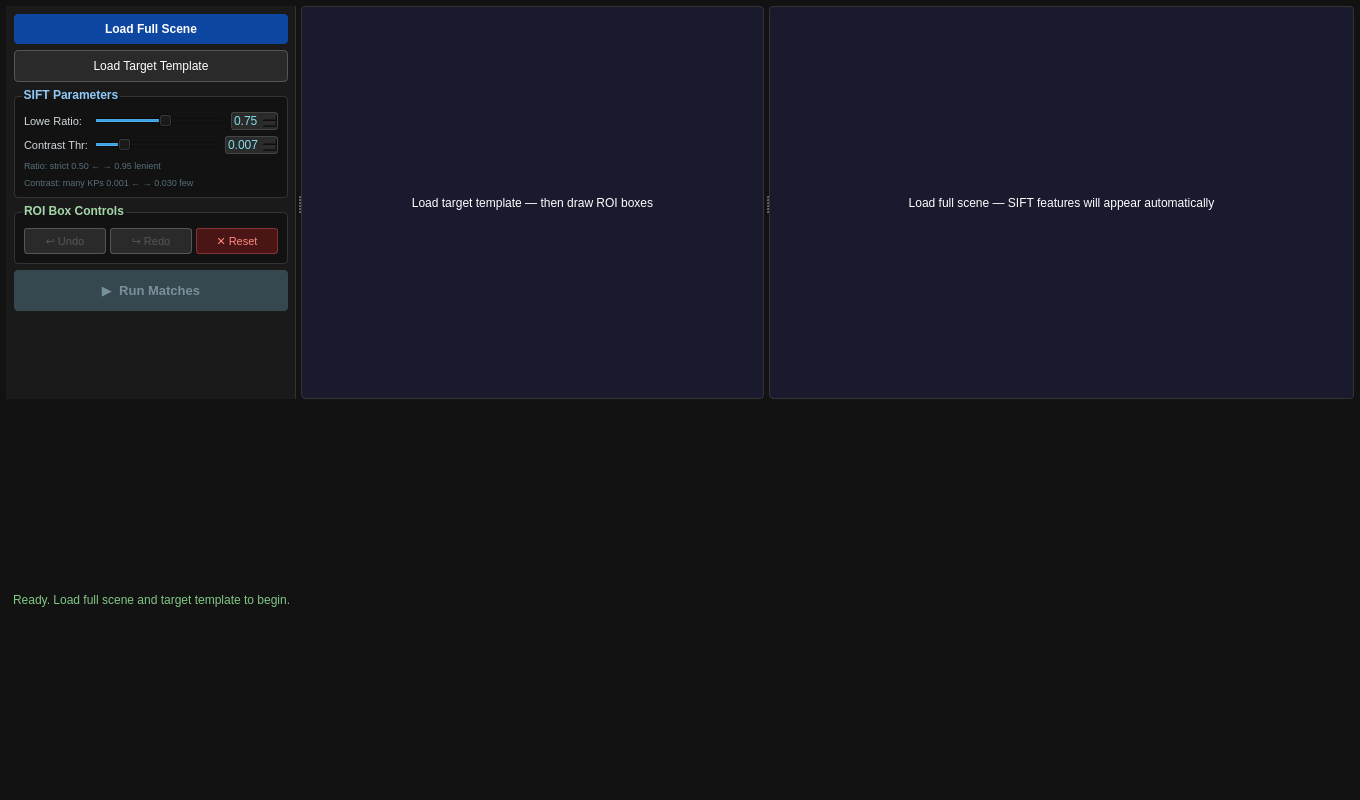
Before: the Qt Designer form src/mainwindow.ui in Ahmedloay2/Feature-Detection-And-Matching, drawn with Qt 5.
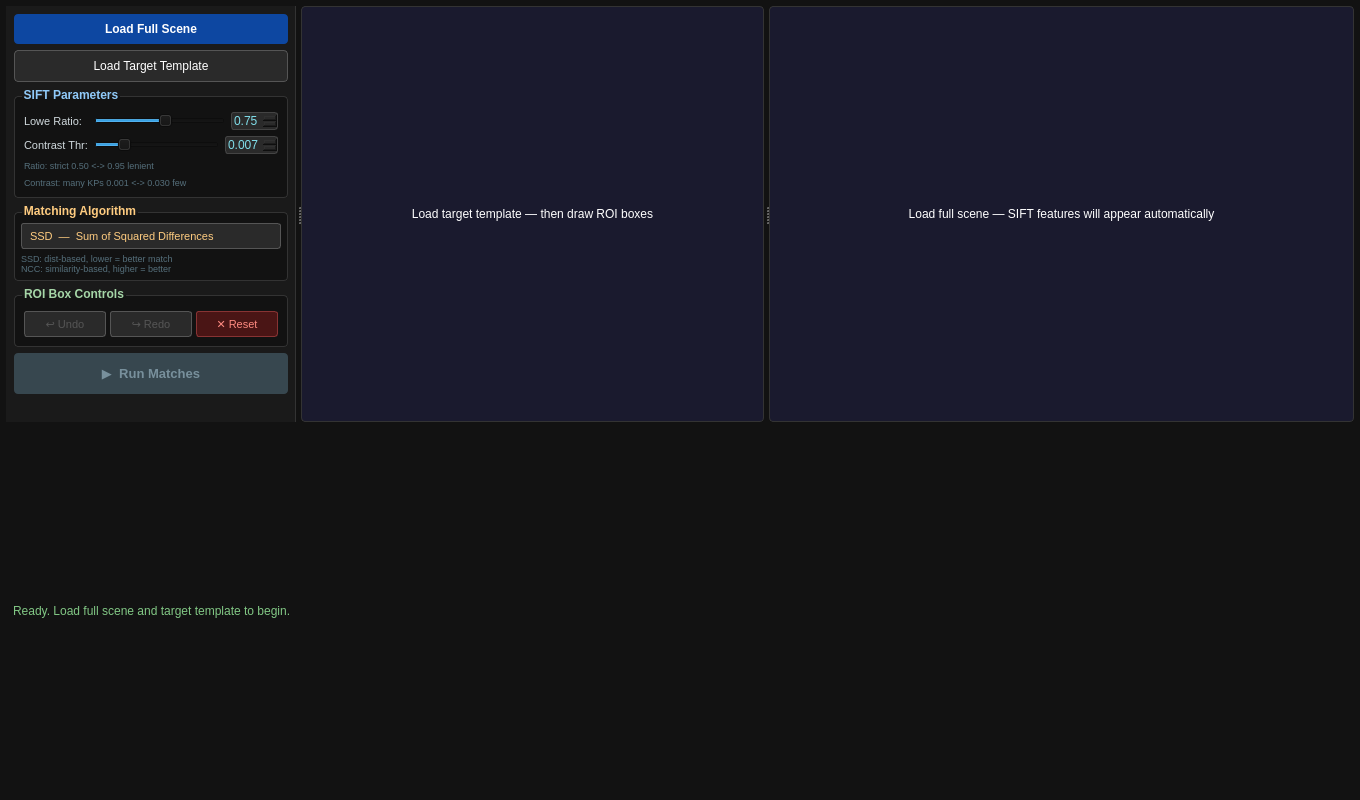
After: the same form once the commit is applied. Custom widgets are drawn as their Qt base class.

Commit message: Added NCC dropdown

```diff
--- a/src/mainwindow.ui
+++ b/src/mainwindow.ui
@@ -108,19 +108,50 @@
            <!-- hint labels -->
            <item row="2" column="0" colspan="2">
             <widget class="QLabel">
-             <property name="text"><string>Ratio: strict 0.50 ← → 0.95 lenient</string></property>
+             <property name="text"><string>Ratio: strict 0.50 &lt;-&gt; 0.95 lenient</string></property>
              <property name="styleSheet"><string>border:none;color:#546E7A;font-size:9px;</string></property>
             </widget>
            </item>
            <item row="3" column="0" colspan="2">
             <widget class="QLabel">
-             <property name="text"><string>Contrast: many KPs 0.001 ← → 0.030 few</string></property>
+             <property name="text"><string>Contrast: many KPs 0.001 &lt;-&gt; 0.030 few</string></property>
              <property name="styleSheet"><string>border:none;color:#546E7A;font-size:9px;</string></property>
             </widget>
            </item>
           </layout>
          </widget>
         </item>
+
+        <!-- Matching Algorithm -->
+        <item>
+         <widget class="QGroupBox" name="groupMatchAlgo">
+          <property name="title"><string>Matching Algorithm</string></property>
+          <property name="styleSheet"><string>QGroupBox{color:#FFCC80;font-weight:bold;border:1px solid #333;border-radius:4px;margin-top:8px;padding-top:6px;}QGroupBox::title{subcontrol-origin:margin;left:8px;}</string></property>
+          <layout class="QVBoxLayout">
+           <property name="spacing"><number>4</number></property>
+           <property name="leftMargin"><number>6</number></property>
+           <property name="topMargin"><number>4</number></property>
+           <property name="rightMargin"><number>6</number></property>
+           <property name="bottomMargin"><number>6</number></property>
+           <item>
+            <widget class="QComboBox" name="comboMatchAlgo">
+             <property name="styleSheet"><string>QComboBox{background:#2a2a2a;border:1px solid #555;border-radius:3px;color:#FFCC80;padding:4px 8px;font-size:11px;}QComboBox:hover{border:1px solid #FFCC80;}QComboBox::drop-down{border:none;}QComboBox QAbstractItemView{background:#2a2a2a;color:#ffffff;selection-background-color:#3a3a2a;}</string></property>
+             <item><property name="text"><string>SSD  —  Sum of Squared Differences</string></property></item>
+             <item><property name="text"><string>NCC  —  Normalized Cross-Correlation</string></property></item>
+            </widget>
+           </item>
+           <item>
+            <widget class="QLabel" name="lblAlgoHint">
+             <property name="text"><string>SSD: dist-based, lower = better match
+NCC: similarity-based, higher = better</string></property>
+             <property name="styleSheet"><string>border:none;color:#546E7A;font-size:9px;</string></property>
+             <property name="wordWrap"><bool>true</bool></property>
+            </widget>
+           </item>
+          </layout>
+         </widget>
+        </item>
+
         <!-- ROI Controls -->
         <item>
          <widget class="QGroupBox" name="groupROI">
```
Left out of the diff: 16 changed lines with no effect on the pictures. The commit also changes 2 other files.
